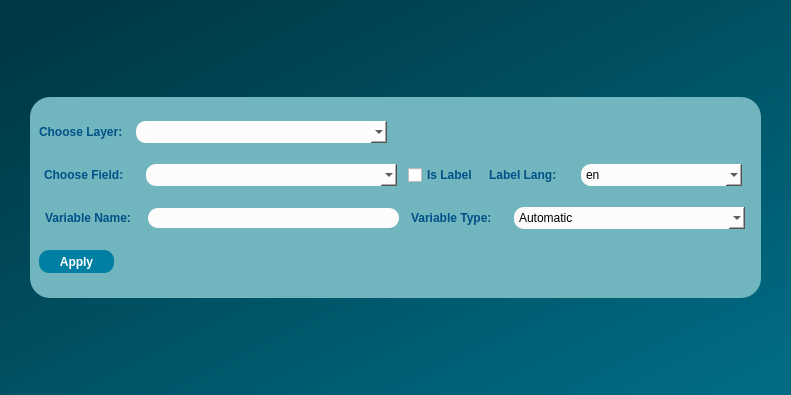
The window that dialogs/ui/varinputdialog.ui (sparqlunicorn/sparqlunicornGoesGIS) describes before a commit, drawn with Qt 5.
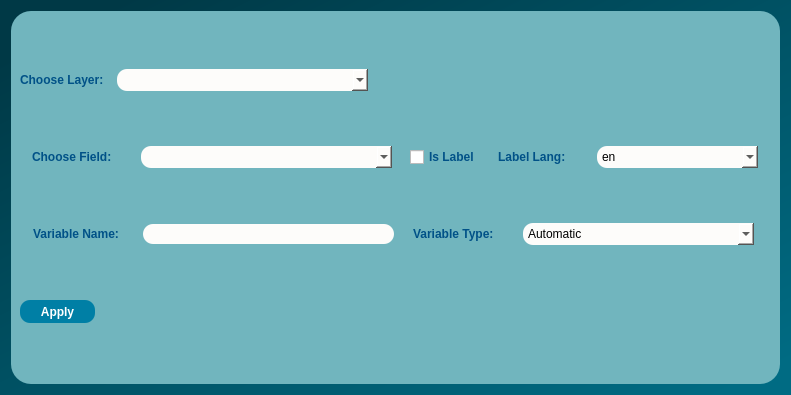
The same window after the commit.

Patch:
```diff
--- a/dialogs/ui/varinputdialog.ui
+++ b/dialogs/ui/varinputdialog.ui
@@ -27,12 +27,6 @@
        <height>171</height>
       </size>
      </property>
-     <property name="maximumSize">
-      <size>
-       <width>731</width>
-       <height>201</height>
-      </size>
-     </property>
      <property name="styleSheet">
       <string notr="true">QObject#frame{
 	background-color:qlineargradient(spread:pad, x1:0, y1:0, x2:1, y2:1, stop:0.0113636 rgba(113, 181, 190, 255));
```
